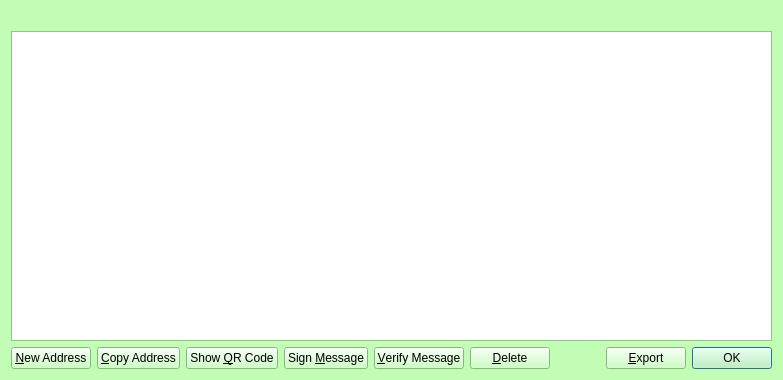
IParn/LimecoinX, file src/qt/forms/addressbookpage.ui: the form before one commit.
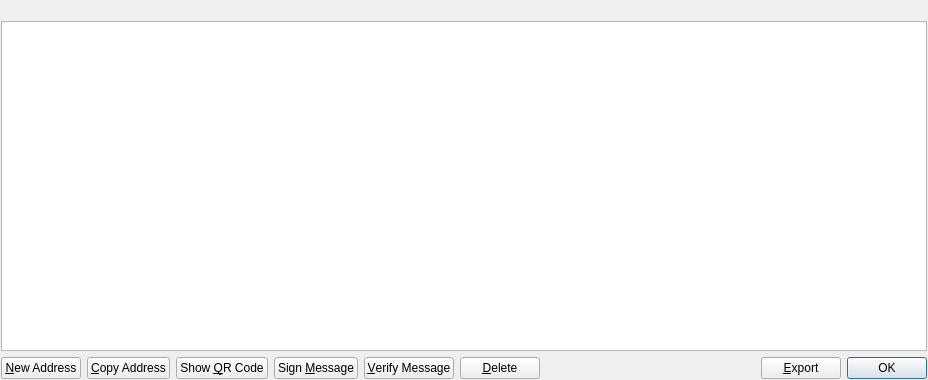
The form after the commit. Icons and pictures are not drawn.

```diff
--- a/src/qt/forms/addressbookpage.ui
+++ b/src/qt/forms/addressbookpage.ui
@@ -6,435 +6,26 @@
    <rect>
     <x>0</x>
     <y>0</y>
-    <width>783</width>
+    <width>928</width>
     <height>380</height>
    </rect>
   </property>
-  <property name="sizeIncrement">
-   <size>
-    <width>0</width>
-    <height>0</height>
-   </size>
-  </property>
-  <property name="palette">
-   <palette>
-    <active>
-     <colorrole role="WindowText">
-      <brush brushstyle="SolidPattern">
-       <color alpha="255">
-        <red>0</red>
-        <green>0</green>
-        <blue>0</blue>
-       </color>
-      </brush>
-     </colorrole>
-     <colorrole role="Button">
-      <brush brushstyle="SolidPattern">
-       <color alpha="255">
-        <red>193</red>
-        <green>253</green>
-        <blue>181</blue>
-       </color>
-      </brush>
-     </colorrole>
-     <colorrole role="Light">
-      <brush brushstyle="SolidPattern">
-       <color alpha="255">
-        <red>255</red>
-        <green>255</green>
-        <blue>255</blue>
-       </color>
-      </brush>
-     </colorrole>
-     <colorrole role="Midlight">
-      <brush brushstyle="SolidPattern">
-       <color alpha="255">
-        <red>224</red>
-        <green>254</green>
-        <blue>218</blue>
-       </color>
-      </brush>
-     </colorrole>
-     <colorrole role="Dark">
-      <brush brushstyle="SolidPattern">
-       <color alpha="255">
-        <red>96</red>
-        <green>126</green>
-        <blue>90</blue>
-       </color>
-      </brush>
-     </colorrole>
-     <colorrole role="Mid">
-      <brush brushstyle="SolidPattern">
-       <color alpha="255">
-        <red>129</red>
-        <green>169</green>
-        <blue>121</blue>
-       </color>
-      </brush>
-     </colorrole>
-     <colorrole role="Text">
-      <brush brushstyle="SolidPattern">
-       <color alpha="255">
-        <red>0</red>
-        <green>0</green>
-        <blue>0</blue>
-       </color>
-      </brush>
-     </colorrole>
-     <colorrole role="BrightText">
-      <brush brushstyle="SolidPattern">
-       <color alpha="255">
-        <red>255</red>
-        <green>255</green>
-        <blue>255</blue>
-       </color>
-      </brush>
-     </colorrole>
-     <colorrole role="ButtonText">
-      <brush brushstyle="SolidPattern">
-       <color alpha="255">
-        <red>0</red>
-        <green>0</green>
-        <blue>0</blue>
-       </color>
-      </brush>
-     </colorrole>
-     <colorrole role="Base">
-      <brush brushstyle="SolidPattern">
-       <color alpha="255">
-        <red>255</red>
-        <green>255</green>
-        <blue>255</blue>
-       </color>
-      </brush>
-     </colorrole>
-     <colorrole role="Window">
-      <brush brushstyle="SolidPattern">
-       <color alpha="255">
-        <red>193</red>
-        <green>253</green>
-        <blue>181</blue>
-       </color>
-      </brush>
-     </colorrole>
-     <colorrole role="Shadow">
-      <brush brushstyle="SolidPattern">
-       <color alpha="255">
-        <red>0</red>
-        <green>0</green>
-        <blue>0</blue>
-       </color>
-      </brush>
-     </colorrole>
-     <colorrole role="AlternateBase">
-      <brush brushstyle="SolidPattern">
-       <color alpha="255">
-        <red>224</red>
-        <green>254</green>
-        <blue>218</blue>
-       </color>
-      </brush>
-     </colorrole>
-     <colorrole role="ToolTipBase">
-      <brush brushstyle="SolidPattern">
-       <color alpha="255">
-        <red>255</red>
-        <green>255</green>
-        <blue>220</blue>
-       </color>
-      </brush>
-     </colorrole>
-     <colorrole role="ToolTipText">
-      <brush brushstyle="SolidPattern">
-       <color alpha="255">
-        <red>0</red>
-        <green>0</green>
-        <blue>0</blue>
-       </color>
-      </brush>
-     </colorrole>
-    </active>
-    <inactive>
-     <colorrole role="WindowText">
-      <brush brushstyle="SolidPattern">
-       <color alpha="255">
-        <red>0</red>
-        <green>0</green>
-        <blue>0</blue>
-       </color>
-      </brush>
-     </colorrole>
-     <colorrole role="Button">
-      <brush brushstyle="SolidPattern">
-       <color alpha="255">
-        <red>193</red>
-        <green>253</green>
-        <blue>181</blue>
-       </color>
-      </brush>
-     </colorrole>
-     <colorrole role="Light">
-      <brush brushstyle="SolidPattern">
-       <color alpha="255">
-        <red>255</red>
-        <green>255</green>
-        <blue>255</blue>
-       </color>
-      </brush>
-     </colorrole>
-     <colorrole role="Midlight">
-      <brush brushstyle="SolidPattern">
-       <color alpha="255">
-        <red>224</red>
-        <green>254</green>
-        <blue>218</blue>
-       </color>
-      </brush>
-     </colorrole>
-     <colorrole role="Dark">
-      <brush brushstyle="SolidPattern">
-       <color alpha="255">
-        <red>96</red>
-        <green>126</green>
-        <blue>90</blue>
-       </color>
-      </brush>
-     </colorrole>
-     <colorrole role="Mid">
-      <brush brushstyle="SolidPattern">
-       <color alpha="255">
-        <red>129</red>
-        <green>169</green>
-        <blue>121</blue>
-       </color>
-      </brush>
-     </colorrole>
-     <colorrole role="Text">
-      <brush brushstyle="SolidPattern">
-       <color alpha="255">
-        <red>0</red>
-        <green>0</green>
-        <blue>0</blue>
-       </color>
-      </brush>
-     </colorrole>
-     <colorrole role="BrightText">
-      <brush brushstyle="SolidPattern">
-       <color alpha="255">
-        <red>255</red>
-        <green>255</green>
-        <blue>255</blue>
-       </color>
-      </brush>
-     </colorrole>
-     <colorrole role="ButtonText">
-      <brush brushstyle="SolidPattern">
-       <color alpha="255">
-        <red>0</red>
-        <green>0</green>
-        <blue>0</blue>
-       </color>
-      </brush>
-     </colorrole>
-     <colorrole role="Base">
-      <brush brushstyle="SolidPattern">
-       <color alpha="255">
-        <red>255</red>
-        <green>255</green>
-        <blue>255</blue>
-       </color>
-      </brush>
-     </colorrole>
-     <colorrole role="Window">
-      <brush brushstyle="SolidPattern">
-       <color alpha="255">
-        <red>193</red>
-        <green>253</green>
-        <blue>181</blue>
-       </color>
-      </brush>
-     </colorrole>
-     <colorrole role="Shadow">
-      <brush brushstyle="SolidPattern">
-       <color alpha="255">
-        <red>0</red>
-        <green>0</green>
-        <blue>0</blue>
-       </color>
-      </brush>
-     </colorrole>
-     <colorrole role="AlternateBase">
-      <brush brushstyle="SolidPattern">
-       <color alpha="255">
-        <red>224</red>
-        <green>254</green>
-        <blue>218</blue>
-       </color>
-      </brush>
-     </colorrole>
-     <colorrole role="ToolTipBase">
-      <brush brushstyle="SolidPattern">
-       <color alpha="255">
-        <red>255</red>
-        <green>255</green>
-        <blue>220</blue>
-       </color>
-      </brush>
-     </colorrole>
-     <colorrole role="ToolTipText">
-      <brush brushstyle="SolidPattern">
-       <color alpha="255">
-        <red>0</red>
-        <green>0</green>
-        <blue>0</blue>
-       </color>
-      </brush>
-     </colorrole>
-    </inactive>
-    <disabled>
-     <colorrole role="WindowText">
-      <brush brushstyle="SolidPattern">
-       <color alpha="255">
-        <red>96</red>
-        <green>126</green>
-        <blue>90</blue>
-       </color>
-      </brush>
-     </colorrole>
-     <colorrole role="Button">
-      <brush brushstyle="SolidPattern">
-       <color alpha="255">
-        <red>193</red>
-        <green>253</green>
-        <blue>181</blue>
-       </color>
-      </brush>
-     </colorrole>
-     <colorrole role="Light">
-      <brush brushstyle="SolidPattern">
-       <color alpha="255">
-        <red>255</red>
-        <green>255</green>
-        <blue>255</blue>
-       </color>
-      </brush>
-     </colorrole>
-     <colorrole role="Midlight">
-      <brush brushstyle="SolidPattern">
-       <color alpha="255">
-        <red>224</red>
-        <green>254</green>
-        <blue>218</blue>
-       </color>
-      </brush>
-     </colorrole>
-     <colorrole role="Dark">
-      <brush brushstyle="SolidPattern">
-       <color alpha="255">
-        <red>96</red>
-        <green>126</green>
-        <blue>90</blue>
-       </color>
-      </brush>
-     </colorrole>
-     <colorrole role="Mid">
-      <brush brushstyle="SolidPattern">
-       <color alpha="255">
-        <red>129</red>
-        <green>169</green>
-        <blue>121</blue>
-       </color>
-      </brush>
-     </colorrole>
-     <colorrole role="Text">
-      <brush brushstyle="SolidPattern">
-       <color alpha="255">
-        <red>96</red>
-        <green>126</green>
-        <blue>90</blue>
-       </color>
-      </brush>
-     </colorrole>
-     <colorrole role="BrightText">
-      <brush brushstyle="SolidPattern">
-       <color alpha="255">
-        <red>255</red>
-        <green>255</green>
-        <blue>255</blue>
-       </color>
-      </brush>
-     </colorrole>
-     <colorrole role="ButtonText">
-      <brush brushstyle="SolidPattern">
-       <color alpha="255">
-        <red>96</red>
-        <green>126</green>
-        <blue>90</blue>
-       </color>
-      </brush>
-     </colorrole>
-     <colorrole role="Base">
-      <brush brushstyle="SolidPattern">
-       <color alpha="255">
-        <red>193</red>
-        <green>253</green>
-        <blue>181</blue>
-       </color>
-      </brush>
-     </colorrole>
-     <colorrole role="Window">
-      <brush brushstyle="SolidPattern">
-       <color alpha="255">
-        <red>193</red>
-        <green>253</green>
-        <blue>181</blue>
-       </color>
-      </brush>
-     </colorrole>
-     <colorrole role="Shadow">
-      <brush brushstyle="SolidPattern">
-       <color alpha="255">
-        <red>0</red>
-        <green>0</green>
-        <blue>0</blue>
-       </color>
-      </brush>
-     </colorrole>
-     <colorrole role="AlternateBase">
-      <brush brushstyle="SolidPattern">
-       <color alpha="255">
-        <red>193</red>
-        <green>253</green>
-        <blue>181</blue>
-       </color>
-      </brush>
-     </colorrole>
-     <colorrole role="ToolTipBase">
-      <brush brushstyle="SolidPattern">
-       <color alpha="255">
-        <red>255</red>
-        <green>255</green>
-        <blue>220</blue>
-       </color>
-      </brush>
-     </colorrole>
-     <colorrole role="ToolTipText">
-      <brush brushstyle="SolidPattern">
-       <color alpha="255">
-        <red>0</red>
-        <green>0</green>
-        <blue>0</blue>
-       </color>
-      </brush>
-     </colorrole>
-    </disabled>
-   </palette>
-  </property>
   <property name="windowTitle">
    <string>Address Book</string>
   </property>
   <layout class="QVBoxLayout" name="verticalLayout">
+   <property name="leftMargin">
+    <number>1</number>
+   </property>
+   <property name="topMargin">
+    <number>1</number>
+   </property>
+   <property name="rightMargin">
+    <number>1</number>
+   </property>
+   <property name="bottomMargin">
+    <number>1</number>
+   </property>
    <item>
     <widget class="QLabel" name="labelExplanation">
      <property name="textFormat">
```
